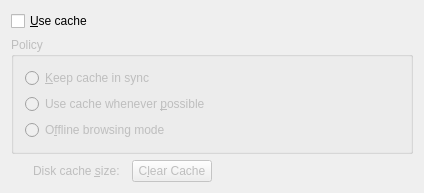
Before: the Qt Designer form konqueror/settings/kio/cache_ui.ui in KDE/konqueror, drawn with Qt 5.
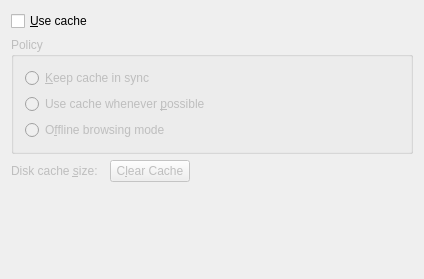
After: the same form once the commit is applied. Custom widgets are drawn as their Qt base class.

Diff of the .ui file:
```diff
--- a/konqueror/settings/kio/cache_ui.ui
+++ b/konqueror/settings/kio/cache_ui.ui
@@ -6,76 +6,11 @@
     <x>0</x>
     <y>0</y>
     <width>424</width>
-    <height>172</height>
+    <height>279</height>
    </rect>
   </property>
-  <layout class="QGridLayout" >
-   <property name="spacing" >
-    <number>6</number>
-   </property>
-   <item row="2" column="0" >
-    <spacer>
-     <property name="orientation" >
-      <enum>Qt::Horizontal</enum>
-     </property>
-     <property name="sizeType" >
-      <enum>QSizePolicy::Fixed</enum>
-     </property>
-     <property name="sizeHint" >
-      <size>
-       <width>16</width>
-       <height>21</height>
-      </size>
-     </property>
-    </spacer>
-   </item>
-   <item row="2" column="1" >
-    <widget class="QLabel" name="lbMaxCacheSize" >
-     <property name="enabled" >
-      <bool>false</bool>
-     </property>
-     <property name="text" >
-      <string>Disk cache &amp;size:</string>
-     </property>
-     <property name="buddy" >
-      <cstring>sbMaxCacheSize</cstring>
-     </property>
-    </widget>
-   </item>
-   <item row="2" column="2" >
-    <widget class="KIntNumInput" name="sbMaxCacheSize" >
-     <property name="enabled" >
-      <bool>false</bool>
-     </property>
-    </widget>
-   </item>
-   <item row="2" column="3" >
-    <widget class="QPushButton" name="pbClearCache" >
-     <property name="enabled" >
-      <bool>false</bool>
-     </property>
-     <property name="text" >
-      <string>C&amp;lear Cache</string>
-     </property>
-    </widget>
-   </item>
-   <item row="2" column="4" >
-    <spacer>
-     <property name="orientation" >
-      <enum>Qt::Horizontal</enum>
-     </property>
-     <property name="sizeType" >
-      <enum>QSizePolicy::MinimumExpanding</enum>
-     </property>
-     <property name="sizeHint" >
-      <size>
-       <width>0</width>
-       <height>21</height>
-      </size>
-     </property>
-    </spacer>
-   </item>
-   <item row="0" column="0" colspan="5" >
+  <layout class="QVBoxLayout" >
+   <item>
     <widget class="QCheckBox" name="cbUseCache" >
      <property name="whatsThis" >
       <string>Check this box if you want the web pages you visit to be stored on your hard disk for quicker access. The stored pages will only be updated as needed instead of on every visit to that site. This is especially useful if you have a slow connection to the Internet.</string>
@@ -85,7 +20,7 @@
      </property>
     </widget>
    </item>
-   <item row="1" column="0" colspan="5" >
+   <item>
     <widget class="QGroupBox" name="bgCachePolicy" >
      <property name="enabled" >
       <bool>false</bool>
@@ -94,9 +29,6 @@
       <string>Policy</string>
      </property>
      <layout class="QVBoxLayout" >
-      <property name="spacing" >
-       <number>6</number>
-      </property>
       <item>
        <widget class="QRadioButton" name="rbVerifyCache" >
         <property name="whatsThis" >
@@ -130,6 +62,69 @@
      </layout>
     </widget>
    </item>
+   <item>
+    <layout class="QHBoxLayout" >
+     <item>
+      <widget class="QLabel" name="lbMaxCacheSize" >
+       <property name="enabled" >
+        <bool>false</bool>
+       </property>
+       <property name="text" >
+        <string>Disk cache &amp;size:</string>
+       </property>
+       <property name="buddy" >
+        <cstring>sbMaxCacheSize</cstring>
+       </property>
+      </widget>
+     </item>
+     <item>
+      <widget class="KIntNumInput" name="sbMaxCacheSize" >
+       <property name="enabled" >
+        <bool>false</bool>
+       </property>
+      </widget>
+     </item>
+     <item>
+      <widget class="QPushButton" name="pbClearCache" >
+       <property name="enabled" >
+        <bool>false</bool>
+       </property>
+       <property name="text" >
+        <string>C&amp;lear Cache</string>
+       </property>
+      </widget>
+     </item>
+     <item>
+      <spacer>
+       <property name="orientation" >
+        <enum>Qt::Horizontal</enum>
+       </property>
+       <property name="sizeType" >
+        <enum>QSizePolicy::MinimumExpanding</enum>
+       </property>
+       <property name="sizeHint" >
+        <size>
+         <width>0</width>
+         <height>21</height>
+        </size>
+       </property>
+      </spacer>
+     </item>
+    </layout>
+   </item>
+   <item>
+    <spacer>
+     <property name="orientation" >
+      <enum>Qt::Vertical</enum>
+     </property>
+     <property name="sizeHint" >
+      <size>
+       <width>20</width>
+       <height>40</height>
+      </size>
+     </property>
+    </spacer>
+   </item>
   </layout>
  </widget>
  <layoutdefault spacing="6" margin="11" />
```
